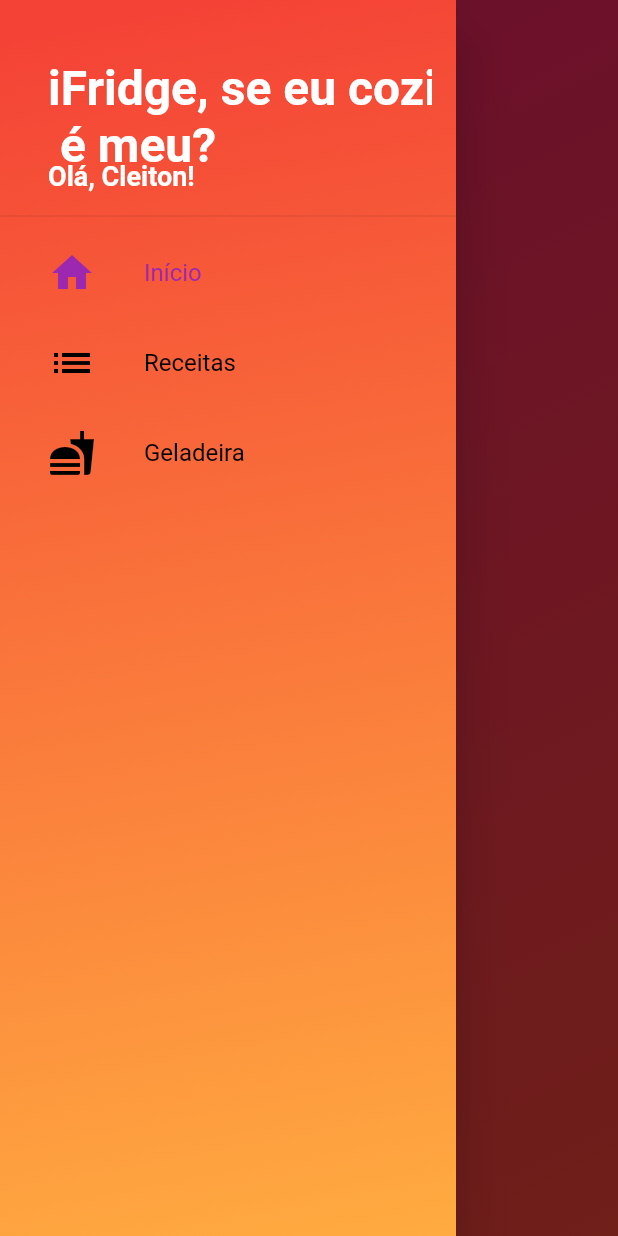
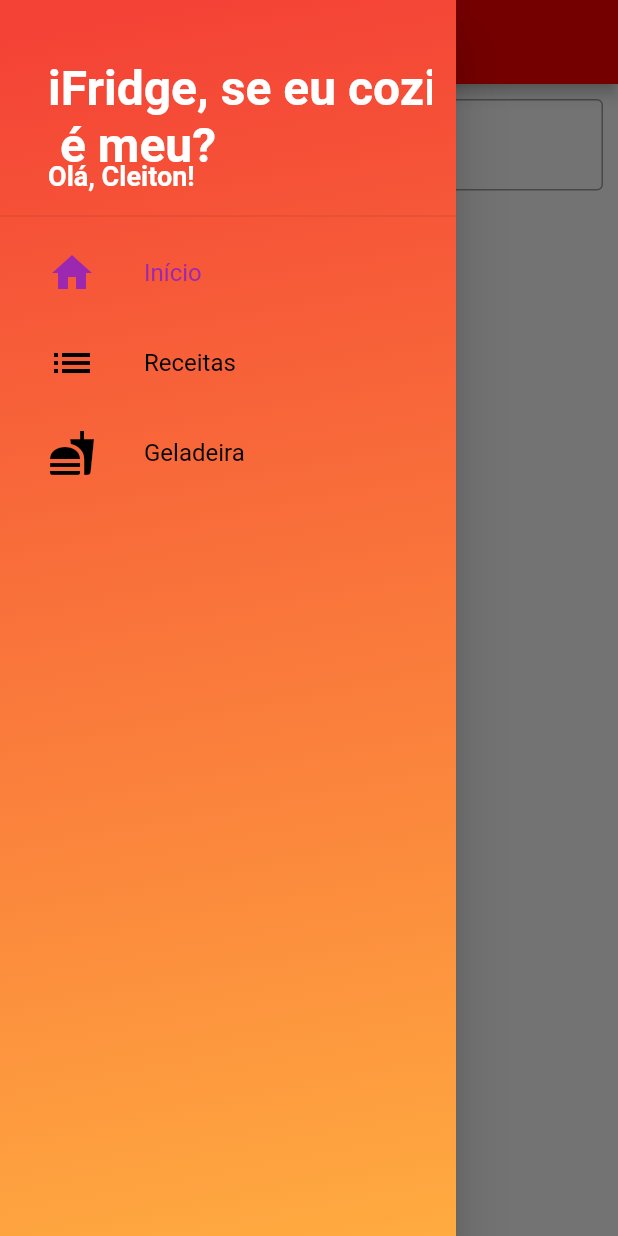
Before and after one commit to felipemelchior/iFridge, a Flutter app: the screen it shows after launch, with the side drawer open, on a phone screen of 412 x 824 dp. Run offline on Flutter 3.47's test engine with Material 2 defaults, Android fonts, the light colour scheme and no system bars; our stand-ins replace flutter_screenutil, font_awesome_flutter, share, transparent_image; network calls fail.

Commit message:
feat: add recipes search

```diff
--- a/frontend/ifridge/lib/main.dart
+++ b/frontend/ifridge/lib/main.dart
@@ -15,6 +15,7 @@ class MyApp extends StatelessWidget {
 
       ),
       home: HomeScreen(),
+
     );
   }
 }
--- a/frontend/ifridge/lib/screens/home_screen.dart
+++ b/frontend/ifridge/lib/screens/home_screen.dart
@@ -12,20 +12,26 @@ class HomeScreen extends StatelessWidget {
       physics: NeverScrollableScrollPhysics(),
       children: <Widget>[
         Scaffold(
+          appBar: AppBar(
+            title: Text(
+              "Home",
+              textAlign: TextAlign.center,
+            ),
+          ),
           body: HomeTab(),
           drawer: CustomDrawer(_pageController),
         ),
+        // Scaffold(
+        //   appBar: AppBar(
+        //     title: Text("Receitas"),
+        //     centerTitle: true,
+        //   ),
+        //   drawer: CustomDrawer(_pageController),
+        //   body: Recipe(),
+        // ),
         Scaffold(
           appBar: AppBar(
-            title: Text("Receitas"),
-            centerTitle: true,
-          ),
-          drawer: CustomDrawer(_pageController),
-          body: Recipe(),
-        ),
-        Scaffold(
-          appBar: AppBar(
-            title: Text("Geladeira"),
+            title: Text("Fridge"),
             centerTitle: true,
           ),
           drawer: CustomDrawer(_pageController),
--- a/frontend/ifridge/lib/tabs/home_tab.dart
+++ b/frontend/ifridge/lib/tabs/home_tab.dart
@@ -1,44 +1,210 @@
+import 'dart:convert';
 import 'package:flutter/material.dart';
+import 'package:http/http.dart' as http;
+import 'package:share/share.dart';
+import 'package:transparent_image/transparent_image.dart';
 
-class HomeTab extends StatelessWidget {
+class HomeTab extends StatefulWidget {
   @override
+  _HomeTabState createState() => _HomeTabState();
+}
+
+class _HomeTabState extends State<HomeTab> {
+  String _search;
+  int _offset = 0;
+
+  Future<Map> _getSearch() async {
+    http.Response response;
+
+    if (_search == null || _search.isEmpty)
+      response = await http.get(
+          "https://api.spoonacular.com/recipes/random?apiKey=0adbad720c1c45c2929c6f973c87bdec&number=20");
+    else
+      response = await http.get(
+          "https://api.spoonacular.com/recipes/complexSearch?apiKey=0adbad720c1c45c2929c6f973c87bdec&query=$_search&includeIngredients?$_search&number=20&offset=$_offset");
+
+    print(json.decode(response.body));
+    return json.decode(response.body);
+  }
+
+  void initState() {
+    super.initState();
+
+    _getSearch().then((map) {
+      print(map);
+    });
+  }
+
   Widget build(BuildContext context) {
-     Widget _buildBodyBack () => Container(
-       decoration: BoxDecoration(
-         gradient: LinearGradient(
-           colors: [
-             Colors.pink,
-             Colors.red,
-           ],
-           begin: Alignment.topLeft,
-           end: Alignment.bottomRight,
-         )
+    return Column(
+      children: <Widget>[
+        Padding(
+          padding: EdgeInsets.all(10),
+          child: TextField(
+            onSubmitted: (text) {
+              setState(() {
+                _search = text;
+                _offset = 0;
+              });
+            },
+            decoration: InputDecoration(
+              labelText: "Search!",
+              labelStyle: TextStyle(
+                color: Colors.black,
+              ),
+              border: OutlineInputBorder(),
+            ),
+            style: TextStyle(
+              color: Colors.black,
+              fontSize: 18,
+            ),
+            textAlign: TextAlign.center,
+          ),
+        ),
+        Expanded(
+          child: FutureBuilder(
+            future: _getSearch(),
+            builder: (context, snapshot) {
+              switch (snapshot.connectionState) {
+                case ConnectionState.waiting:
+                case ConnectionState.none:
+                  return Container(
+                    width: 200,
+                    height: 200,
+                    alignment: Alignment.center,
+                    child: CircularProgressIndicator(
+                      valueColor: AlwaysStoppedAnimation<Color>(Colors.white),
+                      strokeWidth: 5.0,
                     ),
                   );
-
-    return Stack(
-      children: <Widget>[
-        _buildBodyBack(),
-        CustomScrollView(
-          slivers: <Widget>[
-            SliverAppBar(
-              floating: true,
-              snap: true,
-              backgroundColor: Colors.transparent,
-              elevation: 0.0,
-              flexibleSpace: FlexibleSpaceBar(
-                title: const Text(
-                  "iFridge",
-                  style: TextStyle(
-                    fontWeight: FontWeight.bold
+                default:
+                  if (snapshot.hasError)
+                    return Container();
+                  else if (_search != null)
+                    return _createSearchTable(context, snapshot);
+                  else
+                    return _createRandomTable(context, snapshot);
+              }
+            },
           ),
         ),
-                centerTitle: true,
+      ],
+    );
+  }
+
+  int _getCount(List data) {
+    if (_search == null) {
+      return data.length;
+    } else {
+      return data.length + 1;
+    }
+  }
+
+  Widget _createSearchTable(BuildContext context, AsyncSnapshot snapshot) {
+    return GridView.builder(
+      padding: EdgeInsets.all(10),
+      gridDelegate: SliverGridDelegateWithFixedCrossAxisCount(
+        crossAxisCount: 2,
+        crossAxisSpacing: 10,
+        mainAxisSpacing: 5,
+      ),
+      itemCount: _getCount(snapshot.data["results"]),
+      itemBuilder: (context, index) {
+        if (index < snapshot.data["results"].length) {
+          return GestureDetector(
+            child: Column(
+              children: <Widget>[
+                Text(
+                  snapshot.data["results"][index]["title"],
+                  textAlign: TextAlign.center,
+                  style: TextStyle(color: Colors.black, fontSize: 15),
+                ),
+                Expanded(
+                  child: FadeInImage.memoryNetwork(
+                    placeholder: kTransparentImage,
+                    image: snapshot.data["results"][index]["image"],
+                    height: 150,
+                    fit: BoxFit.cover,
                   ),
                 )
               ],
+            ),
+            onTap: () {
+              print("RecipeScreen");
+              // Navigator.push(
+              //     context,
+              //     MaterialPageRoute(
+              //         builder: (context) =>
+              //             RecipePage2(snapshot.data["recipes"][index])));
+            },
+            onLongPress: () {
+            },
+          );
+        } else {
+          return Container(
+            child: GestureDetector(
+              child: Column(
+                mainAxisAlignment: MainAxisAlignment.center,
+                children: <Widget>[
+                  Icon(Icons.add, color: Colors.black, size: 70),
+                  Text(
+                    "Carregar mais...",
+                    style: TextStyle(color: Colors.black, fontSize: 22),
+                  ),
+                ],
+              ),
+              onTap: () {
+                setState(() {
+                  _offset += 19;
+                });
+              },
+            ),
+          );
+        }
+      },
+    );
+  }
+
+  Widget _createRandomTable(BuildContext context, AsyncSnapshot snapshot) {
+    return GridView.builder(
+      padding: EdgeInsets.all(10),
+      gridDelegate: SliverGridDelegateWithFixedCrossAxisCount(
+        crossAxisCount: 2,
+        crossAxisSpacing: 10,
+        mainAxisSpacing: 5,
+      ),
+      itemCount: _getCount(snapshot.data["recipes"]),
+      itemBuilder: (context, index) {
+        return GestureDetector(
+          child: Column(
+            children: <Widget>[
+              Text(
+                snapshot.data["recipes"][index]["title"],
+                textAlign: TextAlign.center,
+                style: TextStyle(color: Colors.black, fontSize: 15),
+              ),
+              Expanded(
+                child: FadeInImage.memoryNetwork(
+                  placeholder: kTransparentImage,
+                  image: snapshot.data["recipes"][index]["image"],
+                  height: 150,
+                  fit: BoxFit.cover,
+                ),
               )
             ],
+          ),
+          onTap: () {
+            print("RecipeScreen");
+            // Navigator.push(
+            //     context,
+            //     MaterialPageRoute(
+            //         builder: (context) =>
+            //             RecipePage2(snapshot.data["recipes"][index])));
+          },
+          onLongPress: () {
+          },
+        );
+      },
     );
   }
 }
--- a/frontend/ifridge/pubspec.yaml
+++ b/frontend/ifridge/pubspec.yaml
@@ -21,13 +21,17 @@ dependencies:
   flutter_screenutil: ^0.5.3
   cupertino_icons: ^0.1.2
   font_awesome_flutter: ^8.5.0
-
+  http: ^0.12.0+2
+  transparent_image: ^1.0.0
+  share: ^0.6.2+4
   # The following adds the Cupertino Icons font to your application.
   # Use with the CupertinoIcons class for iOS style icons.
 
 dev_dependencies:
+
   flutter_test:
     sdk: flutter
+
 
 
 # For information on the generic Dart part of this file, see the
```
Also changed, not shown: frontend/ifridge/pubspec.lock. Lines whose indentation alone changed are shown as unchanged.
